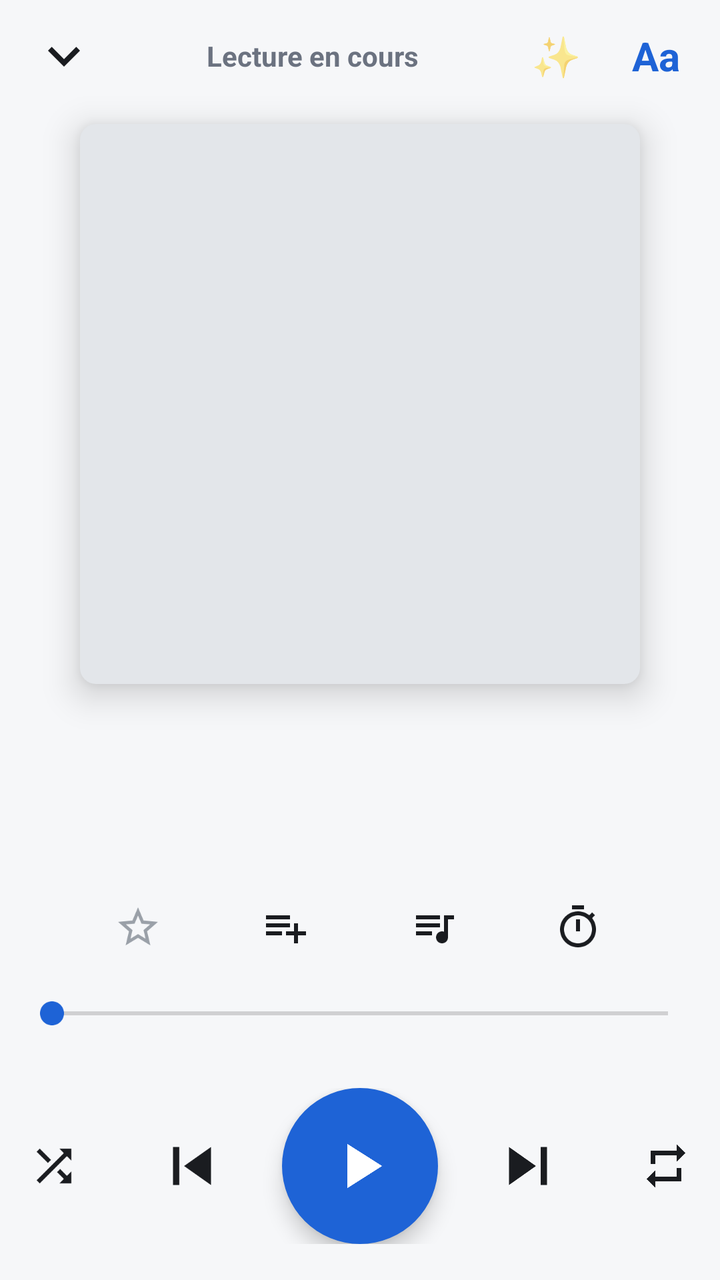
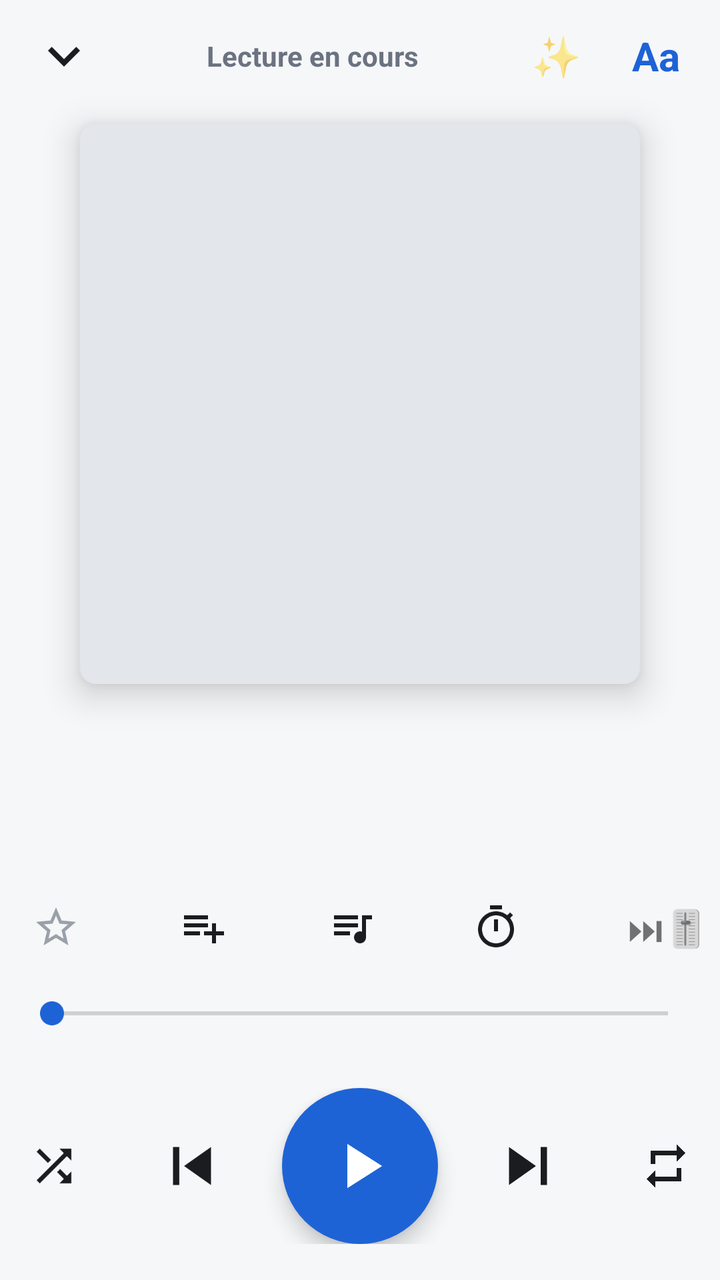

An Android layout rendered at two revisions. The XML below is the earlier revision; the diff shows what the commit changed to produce the second picture.
<!-- AndroidManifest.xml: application theme Theme.Lecteur -->
<!-- res/layout/activity_lecture.xml -->
<?xml version="1.0" encoding="utf-8"?>
<LinearLayout xmlns:android="http://schemas.android.com/apk/res/android"
    android:id="@+id/racine"
    android:layout_width="match_parent"
    android:layout_height="match_parent"
    android:background="@color/fond"
    android:orientation="vertical"
    android:paddingBottom="18dp">

    <LinearLayout
        android:layout_width="match_parent"
        android:layout_height="56dp"
        android:gravity="center_vertical"
        android:orientation="horizontal"
        android:paddingStart="6dp"
        android:paddingEnd="6dp">
        <ImageView
            android:id="@+id/btnFermer"
            android:layout_width="52dp"
            android:layout_height="52dp"
            android:background="?android:attr/selectableItemBackgroundBorderless"
            android:padding="10dp"
            android:src="@drawable/ic_bas" />
        <TextView
            android:id="@+id/enTete"
            android:layout_width="0dp"
            android:layout_height="wrap_content"
            android:layout_weight="1"
            android:ellipsize="end"
            android:gravity="center"
            android:singleLine="true"
            android:text="Lecture en cours"
            android:textColor="@color/gris"
            android:textSize="14sp"
            android:textStyle="bold" />
        <TextView
            android:id="@+id/btnAmbiance"
            android:layout_width="48dp"
            android:layout_height="52dp"
            android:background="?android:attr/selectableItemBackgroundBorderless"
            android:gravity="center"
            android:text="✨"
            android:textSize="20sp" />
        <TextView
            android:id="@+id/btnStyle"
            android:layout_width="52dp"
            android:layout_height="52dp"
            android:background="?android:attr/selectableItemBackgroundBorderless"
            android:gravity="center"
            android:text="Aa"
            android:textColor="@color/accent"
            android:textSize="20sp"
            android:textStyle="bold" />
    </LinearLayout>

    <ImageView
        android:id="@+id/pochette"
        android:layout_width="280dp"
        android:layout_height="280dp"
        android:layout_gravity="center_horizontal"
        android:layout_marginTop="6dp"
        android:background="@drawable/bg_pochette"
        android:elevation="10dp"
        android:scaleType="centerCrop" />

    <TextView
        android:id="@+id/titre"
        android:layout_width="match_parent"
        android:layout_height="wrap_content"
        android:layout_marginTop="16dp"
        android:ellipsize="end"
        android:gravity="center"
        android:maxLines="2"
        android:paddingStart="24dp"
        android:paddingEnd="24dp"
        android:textColor="@color/texte"
        android:textSize="22sp"
        android:textStyle="bold" />

    <TextView
        android:id="@+id/artiste"
        android:layout_width="match_parent"
        android:layout_height="wrap_content"
        android:layout_marginTop="2dp"
        android:ellipsize="end"
        android:gravity="center"
        android:paddingStart="24dp"
        android:paddingEnd="24dp"
        android:singleLine="true"
        android:textColor="@color/gris"
        android:textSize="15sp" />

    <ScrollView
        android:id="@+id/zoneParoles"
        android:layout_width="match_parent"
        android:layout_height="0dp"
        android:layout_marginTop="6dp"
        android:layout_weight="1"
        android:fadingEdgeLength="56dp"
        android:requiresFadingEdge="vertical"
        android:scrollbars="none">
        <LinearLayout
            android:id="@+id/lignesParoles"
            android:layout_width="match_parent"
            android:layout_height="wrap_content"
            android:gravity="center_horizontal"
            android:orientation="vertical"
            android:paddingStart="24dp"
            android:paddingTop="12dp"
            android:paddingEnd="24dp"
            android:paddingBottom="12dp" />
    </ScrollView>

    <LinearLayout
        android:layout_width="match_parent"
        android:layout_height="48dp"
        android:gravity="center"
        android:orientation="horizontal">
        <ImageView
            android:id="@+id/btnFavori"
            android:layout_width="56dp"
            android:layout_height="48dp"
            android:background="?android:attr/selectableItemBackgroundBorderless"
            android:scaleType="center"
            android:src="@drawable/ic_etoile_vide" />
        <ImageView
            android:id="@+id/btnPlaylist"
            android:layout_width="56dp"
            android:layout_height="48dp"
            android:layout_marginStart="18dp"
            android:background="?android:attr/selectableItemBackgroundBorderless"
            android:scaleType="center"
            android:src="@drawable/ic_ajout_playlist" />
        <ImageView
            android:id="@+id/btnFile"
            android:layout_width="56dp"
            android:layout_height="48dp"
            android:layout_marginStart="18dp"
            android:background="?android:attr/selectableItemBackgroundBorderless"
            android:scaleType="center"
            android:src="@drawable/ic_file" />
        <LinearLayout
            android:id="@+id/btnMinuterie"
            android:layout_width="wrap_content"
            android:layout_height="48dp"
            android:layout_marginStart="18dp"
            android:background="?android:attr/selectableItemBackgroundBorderless"
            android:gravity="center"
            android:minWidth="56dp"
            android:orientation="horizontal">
            <ImageView
                android:id="@+id/icoMinuterie"
                android:layout_width="24dp"
                android:layout_height="24dp"
                android:src="@drawable/ic_minuterie" />
            <TextView
                android:id="@+id/texteMinuterie"
                android:layout_width="wrap_content"
                android:layout_height="wrap_content"
                android:layout_marginStart="4dp"
                android:textColor="@color/accent"
                android:textSize="13sp"
                android:textStyle="bold" />
        </LinearLayout>
    </LinearLayout>

    <SeekBar
        android:id="@+id/barre"
        android:layout_width="match_parent"
        android:layout_height="wrap_content"
        android:layout_marginStart="10dp"
        android:layout_marginEnd="10dp"
        android:paddingTop="10dp"
        android:paddingBottom="6dp" />

    <LinearLayout
        android:layout_width="match_parent"
        android:layout_height="wrap_content"
        android:orientation="horizontal"
        android:paddingStart="26dp"
        android:paddingEnd="26dp">
        <TextView
            android:id="@+id/tempsActuel"
            android:layout_width="0dp"
            android:layout_height="wrap_content"
            android:layout_weight="1"
            android:textColor="@color/gris"
            android:textSize="12sp" />
        <TextView
            android:id="@+id/tempsTotal"
            android:layout_width="wrap_content"
            android:layout_height="wrap_content"
            android:textColor="@color/gris"
            android:textSize="12sp" />
    </LinearLayout>

    <LinearLayout
        android:layout_width="match_parent"
        android:layout_height="wrap_content"
        android:layout_marginTop="6dp"
        android:gravity="center"
        android:orientation="horizontal">
        <ImageView
            android:id="@+id/btnAleatoire"
            android:layout_width="52dp"
            android:layout_height="52dp"
            android:background="?android:attr/selectableItemBackgroundBorderless"
            android:padding="13dp"
            android:src="@drawable/ic_aleatoire" />
        <ImageView
            android:id="@+id/btnPrecedent"
            android:layout_width="66dp"
            android:layout_height="66dp"
            android:layout_marginStart="10dp"
            android:background="?android:attr/selectableItemBackgroundBorderless"
            android:padding="14dp"
            android:src="@drawable/ic_precedent" />
        <ImageView
            android:id="@+id/btnLecture"
            android:layout_width="78dp"
            android:layout_height="78dp"
            android:layout_marginStart="12dp"
            android:layout_marginEnd="12dp"
            android:background="@drawable/bg_rond"
            android:elevation="6dp"
            android:foreground="?android:attr/selectableItemBackgroundBorderless"
            android:padding="20dp"
            android:src="@drawable/ic_lecture"
            android:tint="#FFFFFF" />
        <ImageView
            android:id="@+id/btnSuivant"
            android:layout_width="66dp"
            android:layout_height="66dp"
            android:layout_marginEnd="10dp"
            android:background="?android:attr/selectableItemBackgroundBorderless"
            android:padding="14dp"
            android:src="@drawable/ic_suivant" />
        <ImageView
            android:id="@+id/btnRepetition"
            android:layout_width="52dp"
            android:layout_height="52dp"
            android:background="?android:attr/selectableItemBackgroundBorderless"
            android:padding="13dp"
            android:src="@drawable/ic_repetition" />
    </LinearLayout>
</LinearLayout>
<!-- resources referenced by this layout -->
<resources>
  <color name="accent">#1E63D6</color>
  <color name="fond">#F6F7F9</color>
  <color name="gris">#6B7280</color>
  <color name="texte">#1A1C20</color>
  <!-- drawable bg_pochette (drawable) -->
  <shape xmlns:android="http://schemas.android.com/apk/res/android" android:shape="rectangle">
      <solid android:color="@color/trait"/>
      <corners android:radius="8dp"/>
  </shape>
  <!-- drawable bg_rond (drawable) -->
  <shape xmlns:android="http://schemas.android.com/apk/res/android" android:shape="oval">
      <solid android:color="@color/accent"/>
  </shape>
  <!-- drawable ic_ajout_playlist (drawable) -->
  <vector xmlns:android="http://schemas.android.com/apk/res/android" android:width="24dp" android:height="24dp" android:viewportWidth="24" android:viewportHeight="24">
      <path android:fillColor="#1A1C20" android:pathData="M14,10H2v2h12v-2zM14,6H2v2h12V6zM18,14v-4h-2v4h-4v2h4v4h2v-4h4v-2h-4zM2,16h8v-2H2v2z"/>
  </vector>
  <!-- drawable ic_aleatoire (drawable) -->
  <vector xmlns:android="http://schemas.android.com/apk/res/android" android:width="24dp" android:height="24dp" android:viewportWidth="24" android:viewportHeight="24">
      <path android:fillColor="#1A1C20" android:pathData="M10.59,9.17L5.41,4 4,5.41l5.17,5.17 1.42,-1.41zM14.5,4l2.04,2.04L4,18.59 5.41,20 17.96,7.46 20,9.5V4h-5.5zM14.83,13.41l-1.41,1.41 3.13,3.13L14.5,20H20v-5.5l-2.04,2.04 -3.13,-3.13z"/>
  </vector>
  <!-- drawable ic_bas (drawable) -->
  <vector xmlns:android="http://schemas.android.com/apk/res/android" android:width="24dp" android:height="24dp" android:viewportWidth="24" android:viewportHeight="24">
      <path android:fillColor="#1A1C20" android:pathData="M7.41,8.59L12,13.17l4.59,-4.58L18,10l-6,6 -6,-6 1.41,-1.41z"/>
  </vector>
  <!-- drawable ic_file (drawable) -->
  <vector xmlns:android="http://schemas.android.com/apk/res/android" android:width="24dp" android:height="24dp" android:viewportWidth="24" android:viewportHeight="24">
      <path android:fillColor="#1A1C20" android:pathData="M15,6H3v2h12V6zM15,10H3v2h12v-2zM3,16h8v-2H3v2zM17,6v8.18c-0.31,-0.11 -0.65,-0.18 -1,-0.18 -1.66,0 -3,1.34 -3,3s1.34,3 3,3 3,-1.34 3,-3V8h3V6h-5z"/>
  </vector>
  <!-- drawable ic_lecture (drawable) -->
  <vector xmlns:android="http://schemas.android.com/apk/res/android" android:width="24dp" android:height="24dp" android:viewportWidth="24" android:viewportHeight="24">
      <path android:fillColor="#1A1C20" android:pathData="M8,5v14l11,-7z"/>
  </vector>
  <!-- drawable ic_precedent (drawable) -->
  <vector xmlns:android="http://schemas.android.com/apk/res/android" android:width="24dp" android:height="24dp" android:viewportWidth="24" android:viewportHeight="24">
      <path android:fillColor="#1A1C20" android:pathData="M6,6h2v12H6zM9.5,12l8.5,6V6z"/>
  </vector>
  <!-- drawable ic_repetition (drawable) -->
  <vector xmlns:android="http://schemas.android.com/apk/res/android" android:width="24dp" android:height="24dp" android:viewportWidth="24" android:viewportHeight="24">
      <path android:fillColor="#1A1C20" android:pathData="M7,7h10v3l4,-4 -4,-4v3H5v6h2V7zM17,17H7v-3l-4,4 4,4v-3h12v-6h-2v4z"/>
  </vector>
  <!-- drawable ic_suivant (drawable) -->
  <vector xmlns:android="http://schemas.android.com/apk/res/android" android:width="24dp" android:height="24dp" android:viewportWidth="24" android:viewportHeight="24">
      <path android:fillColor="#1A1C20" android:pathData="M6,18l8.5,-6L6,6v12zM16,6v12h2V6h-2z"/>
  </vector>
  <style name="Theme.Lecteur" parent="android:Theme.Material.Light.NoActionBar">
          <item name="android:colorAccent">@color/accent</item>
          <item name="android:colorPrimary">@color/accent</item>
          <item name="android:windowBackground">@color/fond</item>
          <item name="android:statusBarColor">@color/fond</item>
          <item name="android:windowLightStatusBar">true</item>
          <item name="android:navigationBarColor">@color/carte</item>
      </style>
  <color name="trait">#E3E6EA</color>
  <color name="carte">#FFFFFF</color>
  <!-- unchanged entries left out for length: 2 -->
</resources>

<!-- the commit's change to res/layout/activity_lecture.xml (unified diff, before → after) -->
@@ -162,6 +162,27 @@
                 android:textSize="13sp"
                 android:textStyle="bold" />
         </LinearLayout>
+        <TextView
+            android:id="@+id/btnEnchainement"
+            android:layout_width="wrap_content"
+            android:layout_height="48dp"
+            android:layout_marginStart="12dp"
+            android:background="?android:attr/selectableItemBackgroundBorderless"
+            android:gravity="center"
+            android:paddingHorizontal="6dp"
+            android:textColor="@color/accent"
+            android:textSize="13sp"
+            android:textStyle="bold" />
+        <TextView
+            android:id="@+id/btnMixer"
+            android:layout_width="wrap_content"
+            android:layout_height="48dp"
+            android:layout_marginStart="6dp"
+            android:background="?android:attr/selectableItemBackgroundBorderless"
+            android:gravity="center"
+            android:paddingHorizontal="6dp"
+            android:text="⏭🎚"
+            android:textSize="18sp" />
     </LinearLayout>
 
     <SeekBar
